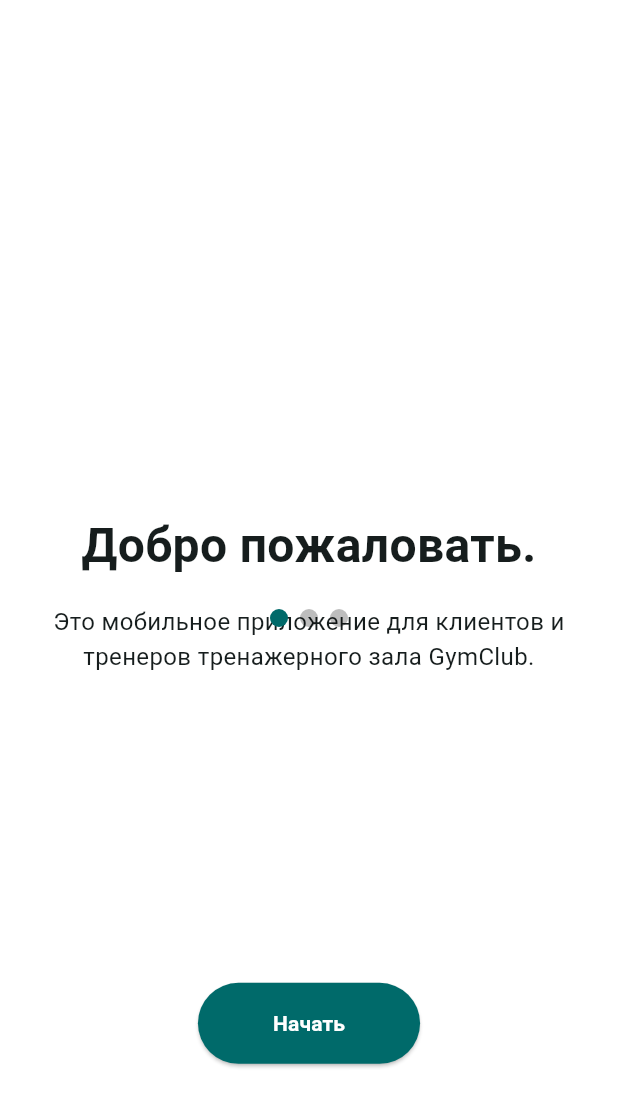
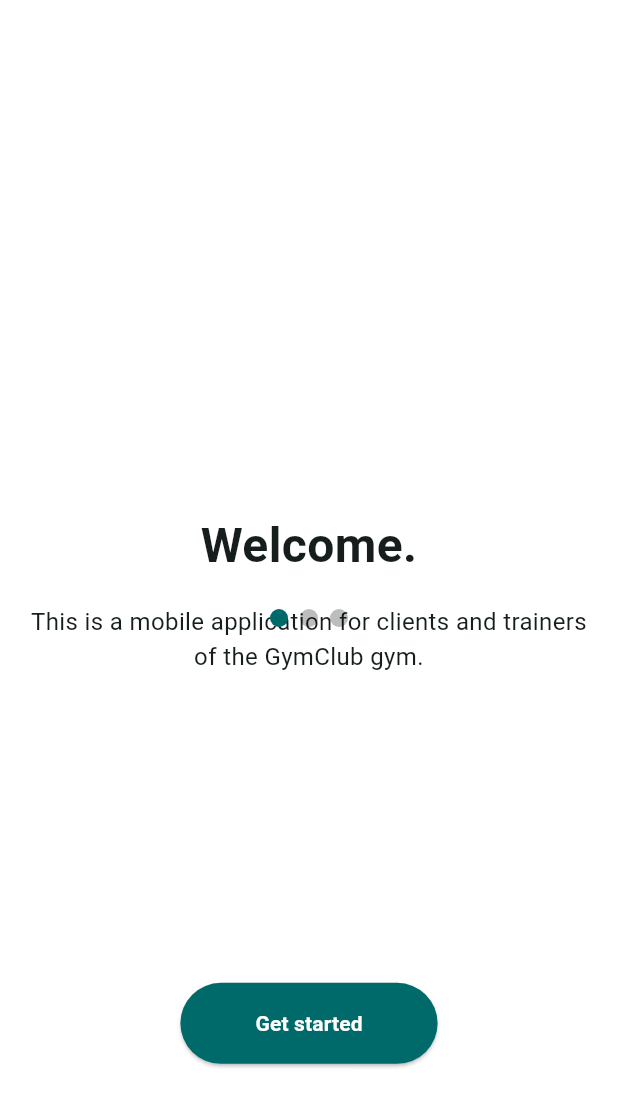
Before and after one commit to bondyi/gym-club-mobile, a Flutter app: the screen it shows after launch, on a phone screen of 412 x 824 dp. Shown: the top 1107 px of the screen. Run offline on Flutter 3.47's test engine with Material 3 defaults, Android fonts, the phone set to English and light mode, and no system bars; drawn by our look-alikes of page_view_dot_indicator; our stand-ins replace bloc, dartz, equatable, flutter_bloc, get_it, shared_preferences; generated files the repository leaves out were written again.

```diff
--- /dev/null
+++ b/l10n.yaml
@@ -0,0 +1,3 @@
+arb-dir: lib/l10n
+template-arb-file: app_en.arb
+output-localization-file: app_localizations.dart
--- /dev/null
+++ b/lib/l10n/app_en.arb
@@ -0,0 +1,9 @@
+{
+  "onBoardingTitleFirst": "Welcome.",
+  "onBoardingDescriptionFirst": "This is a mobile application for clients and trainers of the GymClub gym.",
+  "onBoardingTitleSecond": "Training programs.",
+  "onBoardingDescriptionSecond": "Choose a suitable training program for yourself and track its progress.",
+  "onBoardingTitleThird": "Classes with trainers.",
+  "onBoardingDescriptionThird": "Sign up for group classes with trainers.",
+  "onBoardingButtonGetStarted": "Get started"
+}
--- /dev/null
+++ b/lib/l10n/app_ru.arb
@@ -0,0 +1,9 @@
+{
+  "onBoardingTitleFirst": "Добро пожаловать.",
+  "onBoardingDescriptionFirst": "Это мобильное приложение для клиентов и тренеров тренажерного зала GymClub.",
+  "onBoardingTitleSecond": "Программы тренировок.",
+  "onBoardingDescriptionSecond": "Подберите для себя подходящую программу тренировок и отслеживайте её прогресс.",
+  "onBoardingTitleThird": "Занятия с тренерами.",
+  "onBoardingDescriptionThird": "Записывайтесь на групповые занятия с тренерами.",
+  "onBoardingButtonGetStarted": "Начать"
+}
--- a/lib/main.dart
+++ b/lib/main.dart
@@ -1,4 +1,5 @@
 import 'package:flutter/material.dart';
+import 'package:flutter_gen/gen_l10n/app_localizations.dart';
 import 'package:gym_club_mobile/core/services/injection_container.dart';
 import 'package:gym_club_mobile/core/services/router.dart';
 
@@ -14,6 +15,8 @@ class MainApp extends StatelessWidget {
   @override
   Widget build(BuildContext context) {
     return MaterialApp(
+      localizationsDelegates: AppLocalizations.localizationsDelegates,
+      supportedLocales: AppLocalizations.supportedLocales,
       theme: ThemeData(
         useMaterial3: true,
         visualDensity: VisualDensity.adaptivePlatformDensity,
--- a/lib/src/on_boarding/domain/entities/page_content.dart
+++ b/lib/src/on_boarding/domain/entities/page_content.dart
@@ -1,6 +1,6 @@
-// ignore_for_file: lines_longer_than_80_chars
-
 import 'package:equatable/equatable.dart';
+import 'package:flutter/material.dart';
+import 'package:flutter_gen/gen_l10n/app_localizations.dart';
 
 class PageContent extends Equatable {
   const PageContent({
@@ -8,24 +8,22 @@ class PageContent extends Equatable {
     required this.description,
   });
 
-  const PageContent.first()
+  PageContent.first(BuildContext context)
       : this(
-          title: 'Добро пожаловать.',
-          description:
-              'Это мобильное приложение для клиентов и тренеров тренажерного зала GymClub.',
+          title: AppLocalizations.of(context)!.onBoardingTitleFirst,
+          description: AppLocalizations.of(context)!.onBoardingDescriptionFirst,
         );
 
-  const PageContent.second()
+  PageContent.second(BuildContext context)
       : this(
-          title: 'Программы тренировок.',
-          description:
-              'Подберите для себя подходящую программу тренировок и отслеживайте её прогресс.',
+          title: AppLocalizations.of(context)!.onBoardingTitleSecond,
+          description: AppLocalizations.of(context)!.onBoardingDescriptionSecond,
         );
 
-  const PageContent.third()
+  PageContent.third(BuildContext context)
       : this(
-          title: 'Занятия с тренерами.',
-          description: 'Записывайтесь на групповые занятия с тренерами.',
+          title: AppLocalizations.of(context)!.onBoardingTitleThird,
+          description: AppLocalizations.of(context)!.onBoardingDescriptionThird,
         );
 
   final String title;
--- a/lib/src/on_boarding/presentation/views/on_boarding_screen.dart
+++ b/lib/src/on_boarding/presentation/views/on_boarding_screen.dart
@@ -59,10 +59,10 @@ class _OnBoardingScreenState extends State<OnBoardingScreen> {
                       selectedPage = page;
                     });
                   },
-                  children: const [
-                    OnBoardingBody(pageContent: PageContent.first()),
-                    OnBoardingBody(pageContent: PageContent.second()),
-                    OnBoardingBody(pageContent: PageContent.third()),
+                  children: [
+                    OnBoardingBody(pageContent: PageContent.first(context)),
+                    OnBoardingBody(pageContent: PageContent.second(context)),
+                    OnBoardingBody(pageContent: PageContent.third(context)),
                   ],
                 ),
                 Align(
--- a/lib/src/on_boarding/presentation/widgets/on_boarding_body.dart
+++ b/lib/src/on_boarding/presentation/widgets/on_boarding_body.dart
@@ -1,5 +1,6 @@
 import 'package:flutter/material.dart';
 import 'package:flutter_bloc/flutter_bloc.dart';
+import 'package:flutter_gen/gen_l10n/app_localizations.dart';
 import 'package:gym_club_mobile/core/extensions/context_extension.dart';
 import 'package:gym_club_mobile/src/on_boarding/domain/entities/page_content.dart';
 import 'package:gym_club_mobile/src/on_boarding/presentation/cubit/on_boarding_cubit.dart';
@@ -48,9 +49,9 @@ class OnBoardingBody extends StatelessWidget {
                 onPressed: () {
                   context.read<OnBoardingCubit>().cacheFirstTimer();
                 },
-                child: const Text(
-                  'Начать',
-                  style: TextStyle(
+                child: Text(
+                  AppLocalizations.of(context)!.onBoardingButtonGetStarted,
+                  style: const TextStyle(
                     fontWeight: FontWeight.bold,
                   ),
                 ),
--- a/pubspec.yaml
+++ b/pubspec.yaml
@@ -13,8 +13,11 @@ dependencies:
   flutter:
     sdk: flutter
   flutter_bloc: ^8.1.5
+  flutter_localizations:
+    sdk: flutter
   get_it: ^7.7.0
   http: ^1.2.1
+  intl: any
   page_view_dot_indicator: ^2.3.0
   provider: ^6.1.2
   shared_preferences: ^2.2.3
@@ -27,3 +30,4 @@ dev_dependencies:
 
 flutter:
   uses-material-design: true
+  generate: true
```
Also changed, not shown: pubspec.lock.
